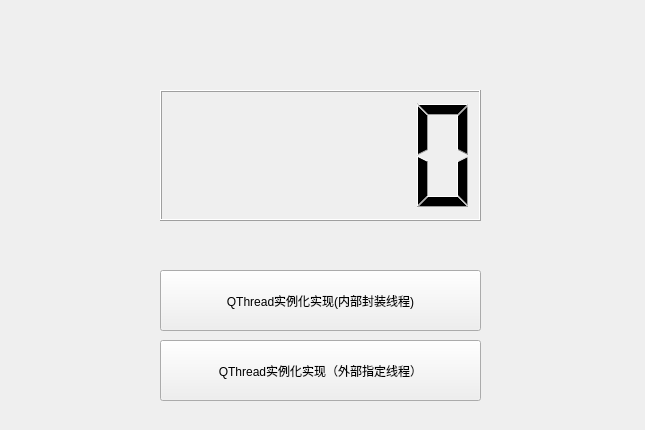
Above: ConcurrentExamples/UseQThread1/widget.ui from mahuifa/QMDemo before the change. Below: the same form after it.
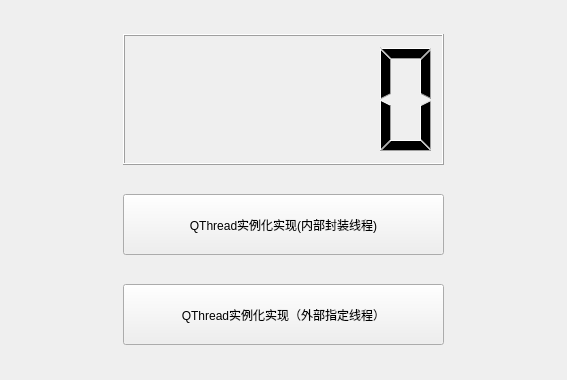
That is the form after the change.

```diff
--- a/ConcurrentExamples/UseQThread1/widget.ui
+++ b/ConcurrentExamples/UseQThread1/widget.ui
@@ -6,21 +6,27 @@
    <rect>
     <x>0</x>
     <y>0</y>
-    <width>645</width>
-    <height>430</height>
+    <width>567</width>
+    <height>380</height>
    </rect>
   </property>
   <property name="windowTitle">
    <string>Widget</string>
   </property>
+  <layout class="QGridLayout" name="gridLayout">
+   <item row="0" column="0">
   <widget class="QLCDNumber" name="lcdNumber">
-   <property name="geometry">
-    <rect>
-     <x>160</x>
-     <y>90</y>
+     <property name="minimumSize">
+      <size>
      <width>321</width>
      <height>131</height>
-    </rect>
+      </size>
+     </property>
+     <property name="maximumSize">
+      <size>
+       <width>321</width>
+       <height>131</height>
+      </size>
    </property>
    <property name="segmentStyle">
     <enum>QLCDNumber::Filled</enum>
@@ -32,32 +38,46 @@
     <number>0</number>
    </property>
   </widget>
+   </item>
+   <item row="1" column="0">
   <widget class="QPushButton" name="pushButton">
-   <property name="geometry">
-    <rect>
-     <x>160</x>
-     <y>270</y>
+     <property name="minimumSize">
+      <size>
      <width>321</width>
      <height>61</height>
-    </rect>
+      </size>
+     </property>
+     <property name="maximumSize">
+      <size>
+       <width>321</width>
+       <height>61</height>
+      </size>
    </property>
    <property name="text">
     <string>QThread实例化实现(内部封装线程)</string>
    </property>
   </widget>
+   </item>
+   <item row="2" column="0">
   <widget class="QPushButton" name="pushButton_2">
-   <property name="geometry">
-    <rect>
-     <x>160</x>
-     <y>340</y>
+     <property name="minimumSize">
+      <size>
      <width>321</width>
      <height>61</height>
-    </rect>
+      </size>
+     </property>
+     <property name="maximumSize">
+      <size>
+       <width>321</width>
+       <height>61</height>
+      </size>
    </property>
    <property name="text">
     <string>QThread实例化实现（外部指定线程）</string>
    </property>
   </widget>
+   </item>
+  </layout>
  </widget>
  <resources/>
  <connections/>
```
Lines whose indentation alone changed are shown as unchanged.
